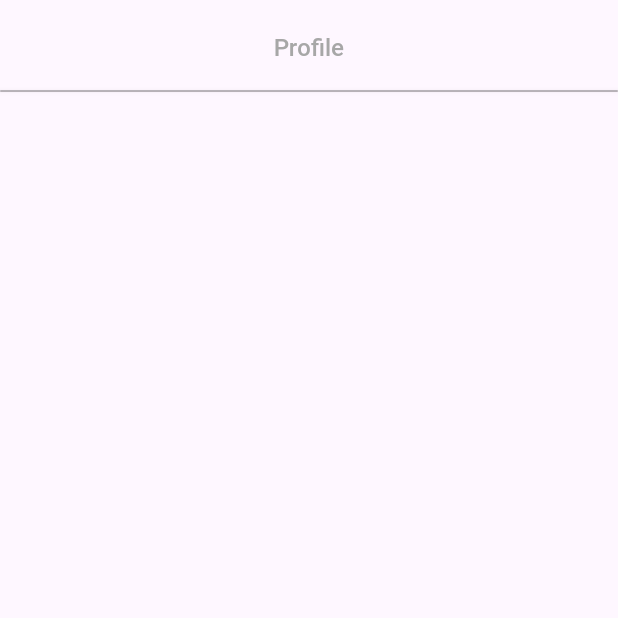
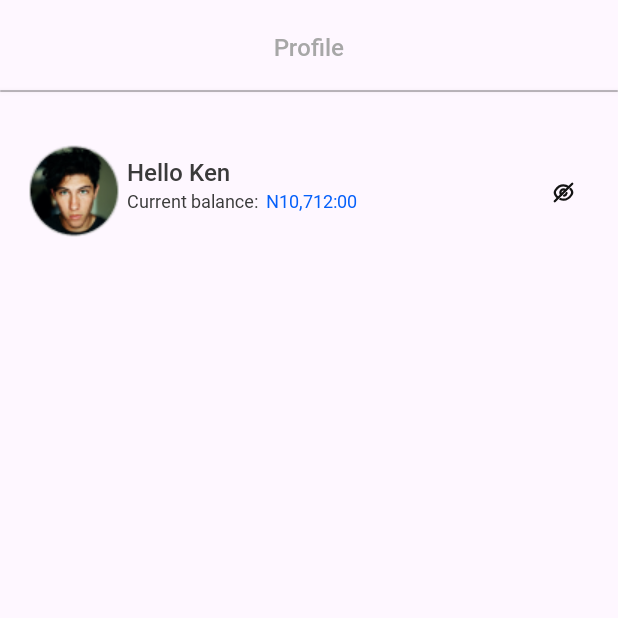
Before and after one commit to Limbyc/OECH-App-Final, an Android app: the fragment ProfileFragment placed in its activity, on a phone screen of 412 x 824 dp, the top half of it. Run offline under Robolectric (Android 15) with nearby library versions, the phone set to English and light mode, and no system bars; libraries missing offline, so code that uses them is left out: io.github.jan.supabase; 1 statement that could not run was skipped.

Commit message:
create UI profile_fragment

```diff
--- a/app/src/main/res/layout/profile_fragment.xml
+++ b/app/src/main/res/layout/profile_fragment.xml
@@ -1,6 +1,7 @@
 <?xml version="1.0" encoding="utf-8"?>
 <androidx.constraintlayout.widget.ConstraintLayout xmlns:android="http://schemas.android.com/apk/res/android"
     xmlns:app="http://schemas.android.com/apk/res-auto"
+    xmlns:tools="http://schemas.android.com/tools"
     android:layout_width="match_parent"
     android:layout_height="match_parent">
 
@@ -26,4 +27,58 @@
         app:layout_constraintTop_toTopOf="parent"
         />
 
+    <androidx.appcompat.widget.AppCompatImageView
+        android:id="@+id/appCompatImageView6"
+        android:layout_width="wrap_content"
+        android:layout_height="wrap_content"
+        android:layout_marginStart="19dp"
+        android:layout_marginTop="35dp"
+        android:src="@drawable/user_icon"
+        app:layout_constraintStart_toStartOf="parent"
+        app:layout_constraintTop_toBottomOf="@+id/shadow_line" />
+
+    <androidx.appcompat.widget.AppCompatTextView
+        android:id="@+id/appCompatTextView20"
+        android:layout_width="wrap_content"
+        android:layout_height="wrap_content"
+        android:layout_marginStart="5dp"
+        android:layout_marginTop="42dp"
+        android:fontFamily="@font/roboto_medium"
+        android:text="Hello Ken"
+        android:textColor="#3A3A3A"
+        android:textSize="16sp"
+        app:layout_constraintStart_toEndOf="@+id/appCompatImageView6"
+        app:layout_constraintTop_toBottomOf="@+id/shadow_line" />
+
+    <androidx.appcompat.widget.AppCompatTextView
+        android:id="@+id/appCompatTextView21"
+        android:layout_width="wrap_content"
+        android:layout_height="wrap_content"
+        android:layout_marginStart="5dp"
+        android:fontFamily="@font/roboto_regular"
+        android:text="Current balance:"
+        android:textColor="#3A3A3A"
+        android:textSize="12sp"
+        app:layout_constraintStart_toEndOf="@+id/appCompatImageView6"
+        app:layout_constraintTop_toBottomOf="@+id/appCompatTextView20" />
+
+    <androidx.appcompat.widget.AppCompatTextView
+        android:layout_width="wrap_content"
+        android:layout_height="wrap_content"
+        android:fontFamily="@font/roboto_regular"
+        android:text="N10,712:00"
+        android:textColor="#0560FA"
+        android:textSize="12sp"
+        android:layout_marginStart="5dp"
+        app:layout_constraintStart_toEndOf="@+id/appCompatTextView21"
+        app:layout_constraintTop_toBottomOf="@+id/appCompatTextView20" />
+
+    <androidx.appcompat.widget.AppCompatImageView
+        android:layout_width="wrap_content"
+        android:layout_height="wrap_content"
+        android:src="@drawable/eye_slash"
+        android:layout_marginTop="60dp"
+        android:layout_marginEnd="29dp"
+        app:layout_constraintEnd_toEndOf="parent"
+        app:layout_constraintTop_toBottomOf="@+id/shadow_line" />
 </androidx.constraintlayout.widget.ConstraintLayout>
```
Also changed, not shown: app/src/main/res/drawable/user_icon.png (added).
